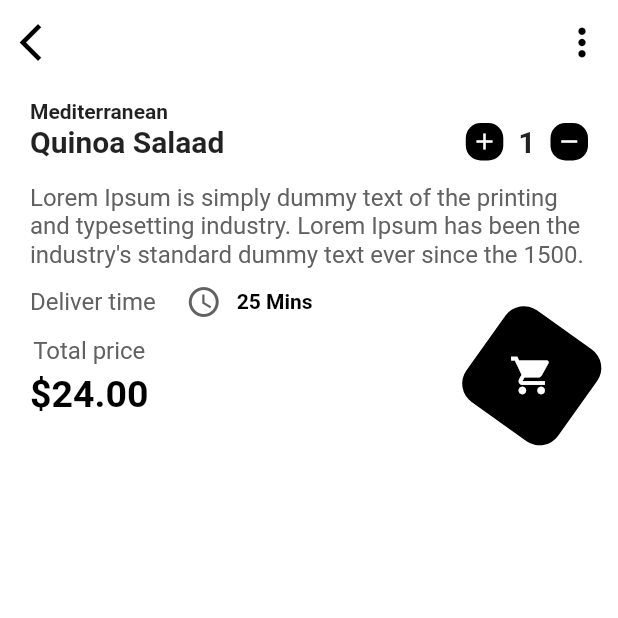
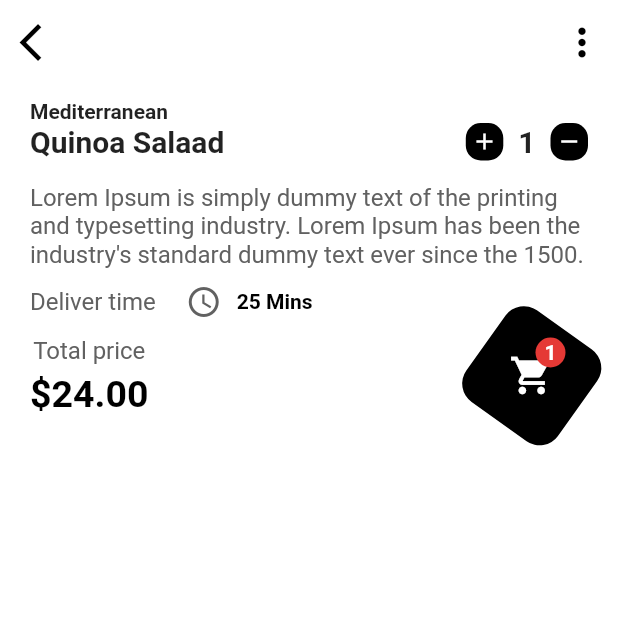
Before and after one commit to codingbbq/flutter_food_app, a Flutter app: the Dish screen opened by its route, on a phone screen of 412 x 824 dp, the top half of it. Run offline on Flutter 3.47's test engine with Material 2 defaults, Android fonts, the phone set to English and light mode, and no system bars.

Commit message:
Notification text

```diff
--- a/lib/utils/DishDetails.dart
+++ b/lib/utils/DishDetails.dart
@@ -167,10 +167,37 @@ class DishDetails extends StatelessWidget {
                   ),
                   child: Transform.rotate(
                     angle: -120.0,
-                    child: Icon(
-                      Icons.shopping_cart,
-                      color: Colors.white,
-                      size: 30.0,
+                    child: Stack(
+                      alignment: Alignment.center,
+                      children: [
+                        Icon(
+                          Icons.shopping_cart,
+                          color: Colors.white,
+                          size: 30.0,
+                        ),
+                        Positioned(
+                          top: 12.0,
+                          right: 15,
+                          child: Container(
+                            width: 20,
+                            height: 20,
+                            decoration: BoxDecoration(
+                              color: Colors.red[600],
+                              borderRadius: BorderRadius.circular(20.0),
+                            ),
+                            child: Align(
+                              alignment: Alignment.center,
+                              child: Text(
+                                "1",
+                                style: TextStyle(
+                                  color: Colors.white,
+                                  fontWeight: FontWeight.bold,
+                                ),
+                              ),
+                            ),
+                          ),
+                        )
+                      ],
                     ),
                   ),
                 ),
--- a/lib/utils/DishItem.dart
+++ b/lib/utils/DishItem.dart
@@ -76,7 +76,11 @@ class DishItem extends StatelessWidget {
         child: IconButton(
           iconSize: 40.0,
           onPressed: () {
-            Navigator.pushNamed(context, "/dish");
+            Navigator.pushNamed(
+              context,
+              "/dish",
+              arguments: item,
+            );
           },
           icon: Icon(
             Icons.add_circle,
```
Also changed, not shown: 1 other file.
